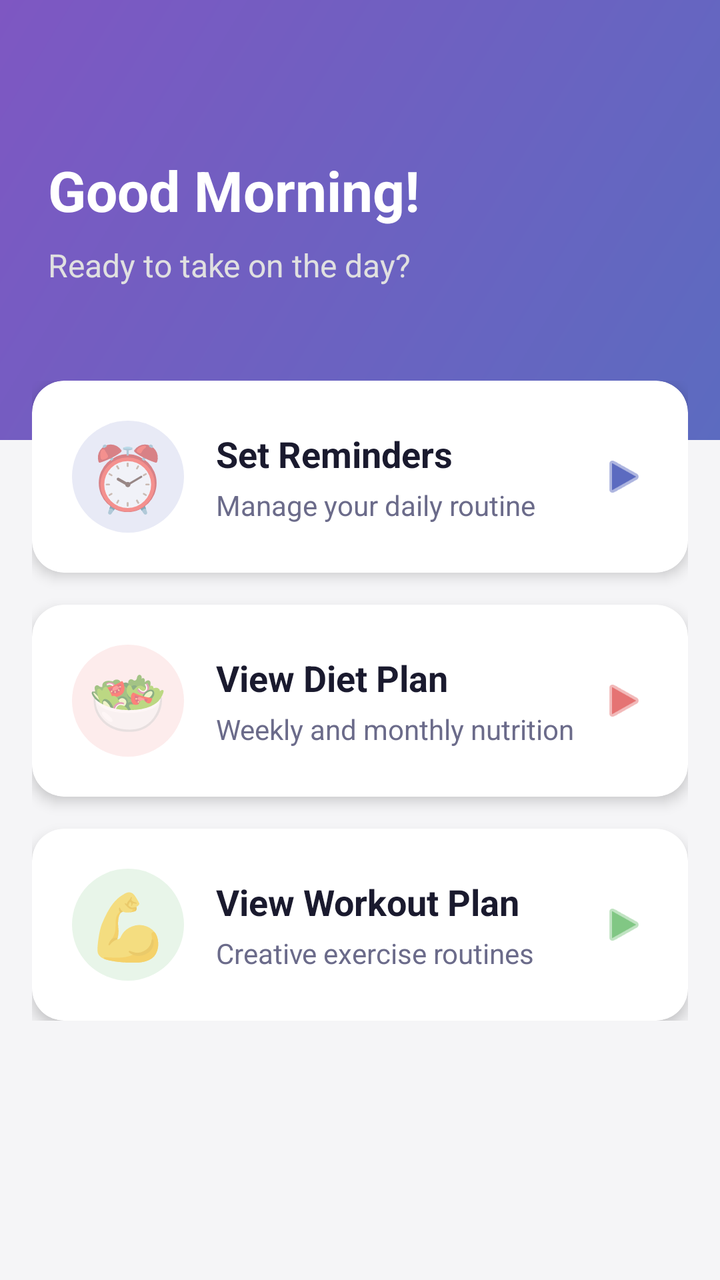
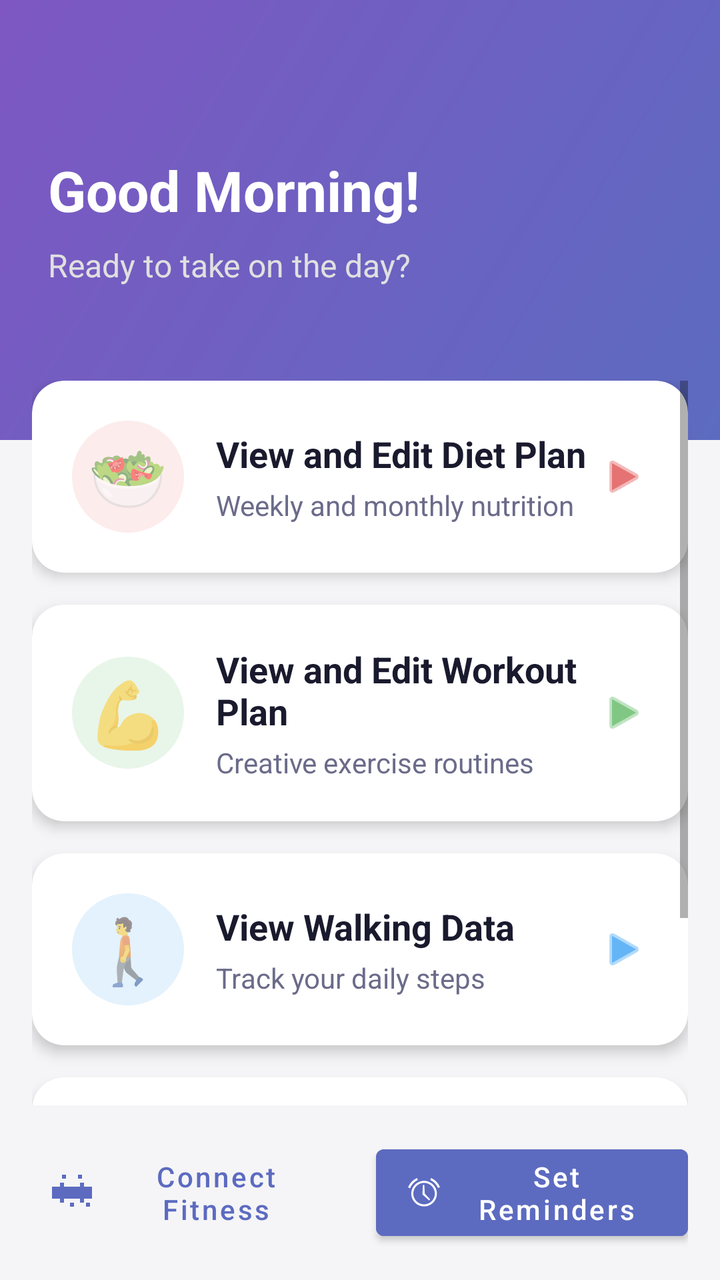

The first picture is an Android layout as it rendered before a commit; the second is the same layout after the commit. The layout source and the unified diff follow.
<!-- AndroidManifest.xml: application theme Theme.DailyRoutine -->
<!-- res/layout/activity_main.xml -->
<?xml version="1.0" encoding="utf-8"?>
<LinearLayout xmlns:android="http://schemas.android.com/apk/res/android"
    xmlns:app="http://schemas.android.com/apk/res-auto"
    android:layout_width="match_parent"
    android:layout_height="match_parent"
    android:orientation="vertical"
    android:background="@color/bgPage">

    
    <LinearLayout
        android:id="@+id/headerLayout"
        android:layout_width="match_parent"
        android:layout_height="220dp"
        android:orientation="vertical"
        android:padding="24dp"
        android:gravity="center_vertical"
        android:background="@drawable/bg_home_header">

        <TextView
            android:id="@+id/tvGreeting"
            android:layout_width="wrap_content"
            android:layout_height="wrap_content"
            android:text="Good Morning!"
            android:textSize="28sp"
            android:textStyle="bold"
            android:textColor="@android:color/white"/>

        <TextView
            android:id="@+id/tvSubGreeting"
            android:layout_width="wrap_content"
            android:layout_height="wrap_content"
            android:layout_marginTop="8dp"
            android:text="Ready to take on the day?"
            android:textSize="16sp"
            android:textColor="#E0E0E0"/>

    </LinearLayout>

    
    <ScrollView
        android:layout_width="match_parent"
        android:layout_height="match_parent"
        android:layout_marginTop="-30dp"
        android:paddingHorizontal="16dp"
        android:clipToPadding="false">

        <LinearLayout
            android:layout_width="match_parent"
            android:layout_height="wrap_content"
            android:orientation="vertical"
            android:paddingBottom="32dp">

            
            <com.google.android.material.card.MaterialCardView
                android:id="@+id/cardReminders"
                android:layout_width="match_parent"
                android:layout_height="wrap_content"
                android:layout_marginBottom="16dp"
                app:cardCornerRadius="16dp"
                app:cardElevation="4dp"
                app:rippleColor="@color/primaryLight">

                <LinearLayout
                    android:layout_width="match_parent"
                    android:layout_height="wrap_content"
                    android:orientation="horizontal"
                    android:padding="20dp"
                    android:gravity="center_vertical">

                    <TextView
                        android:layout_width="56dp"
                        android:layout_height="56dp"
                        android:text="⏰"
                        android:textSize="32sp"
                        android:gravity="center"
                        android:background="@drawable/bg_circle_reminders"/>

                    <LinearLayout
                        android:layout_width="0dp"
                        android:layout_height="wrap_content"
                        android:layout_weight="1"
                        android:layout_marginStart="16dp"
                        android:orientation="vertical">

                        <TextView
                            android:layout_width="wrap_content"
                            android:layout_height="wrap_content"
                            android:text="Set Reminders"
                            android:textSize="18sp"
                            android:textStyle="bold"
                            android:textColor="@color/textPrimary"/>

                        <TextView
                            android:layout_width="wrap_content"
                            android:layout_height="wrap_content"
                            android:layout_marginTop="4dp"
                            android:text="Manage your daily routine"
                            android:textSize="14sp"
                            android:textColor="@color/textSecondary"/>
                    </LinearLayout>

                    <ImageView
                        android:layout_width="24dp"
                        android:layout_height="24dp"
                        android:src="@android:drawable/ic_media_play"
                        android:rotation="0"
                        app:tint="@color/primary"/>

                </LinearLayout>
            </com.google.android.material.card.MaterialCardView>

            
            <com.google.android.material.card.MaterialCardView
                android:id="@+id/cardDiet"
                android:layout_width="match_parent"
                android:layout_height="wrap_content"
                android:layout_marginBottom="16dp"
                app:cardCornerRadius="16dp"
                app:cardElevation="4dp"
                app:rippleColor="#FDECEC">

                <LinearLayout
                    android:layout_width="match_parent"
                    android:layout_height="wrap_content"
                    android:orientation="horizontal"
                    android:padding="20dp"
                    android:gravity="center_vertical">

                    <TextView
                        android:layout_width="56dp"
                        android:layout_height="56dp"
                        android:text="🥗"
                        android:textSize="32sp"
                        android:gravity="center"
                        android:background="@drawable/bg_circle_diet"/>

                    <LinearLayout
                        android:layout_width="0dp"
                        android:layout_height="wrap_content"
                        android:layout_weight="1"
                        android:layout_marginStart="16dp"
                        android:orientation="vertical">

                        <TextView
                            android:layout_width="wrap_content"
                            android:layout_height="wrap_content"
                            android:text="View Diet Plan"
                            android:textSize="18sp"
                            android:textStyle="bold"
                            android:textColor="@color/textPrimary"/>

                        <TextView
                            android:layout_width="wrap_content"
                            android:layout_height="wrap_content"
                            android:layout_marginTop="4dp"
                            android:text="Weekly and monthly nutrition"
                            android:textSize="14sp"
                            android:textColor="@color/textSecondary"/>
                    </LinearLayout>

                    <ImageView
                        android:layout_width="24dp"
                        android:layout_height="24dp"
                        android:src="@android:drawable/ic_media_play"
                        app:tint="#E57373"/>

                </LinearLayout>
            </com.google.android.material.card.MaterialCardView>

            
            <com.google.android.material.card.MaterialCardView
                android:id="@+id/cardWorkout"
                android:layout_width="match_parent"
                android:layout_height="wrap_content"
                app:cardCornerRadius="16dp"
                app:cardElevation="4dp"
                app:rippleColor="#E8F5E9">

                <LinearLayout
                    android:layout_width="match_parent"
                    android:layout_height="wrap_content"
                    android:orientation="horizontal"
                    android:padding="20dp"
                    android:gravity="center_vertical">

                    <TextView
                        android:layout_width="56dp"
                        android:layout_height="56dp"
                        android:text="💪"
                        android:textSize="32sp"
                        android:gravity="center"
                        android:background="@drawable/bg_circle_workout"/>

                    <LinearLayout
                        android:layout_width="0dp"
                        android:layout_height="wrap_content"
                        android:layout_weight="1"
                        android:layout_marginStart="16dp"
                        android:orientation="vertical">

                        <TextView
                            android:layout_width="wrap_content"
                            android:layout_height="wrap_content"
                            android:text="View Workout Plan"
                            android:textSize="18sp"
                            android:textStyle="bold"
                            android:textColor="@color/textPrimary"/>

                        <TextView
                            android:layout_width="wrap_content"
                            android:layout_height="wrap_content"
                            android:layout_marginTop="4dp"
                            android:text="Creative exercise routines"
                            android:textSize="14sp"
                            android:textColor="@color/textSecondary"/>
                    </LinearLayout>

                    <ImageView
                        android:layout_width="24dp"
                        android:layout_height="24dp"
                        android:src="@android:drawable/ic_media_play"
                        app:tint="#81C784"/>

                </LinearLayout>
            </com.google.android.material.card.MaterialCardView>

        </LinearLayout>
    </ScrollView>

</LinearLayout>
<!-- resources referenced by this layout -->
<resources>
  <color name="bgPage">#F5F5F7</color>
  <color name="primary">#5C6BC0</color>
  <color name="primaryLight">#E8EAF6</color>
  <color name="textPrimary">#1A1A2E</color>
  <color name="textSecondary">#6B6B8A</color>
  <!-- drawable bg_circle_diet (drawable) -->
  <?xml version="1.0" encoding="utf-8"?>
  <shape xmlns:android="http://schemas.android.com/apk/res/android"
      android:shape="oval">
      <solid android:color="#FDECEC"/>
  </shape>
  <!-- drawable bg_circle_reminders (drawable) -->
  <?xml version="1.0" encoding="utf-8"?>
  <shape xmlns:android="http://schemas.android.com/apk/res/android"
      android:shape="oval">
      <solid android:color="#E8EAF6"/>
  </shape>
  <!-- drawable bg_circle_workout (drawable) -->
  <?xml version="1.0" encoding="utf-8"?>
  <shape xmlns:android="http://schemas.android.com/apk/res/android"
      android:shape="oval">
      <solid android:color="#E8F5E9"/>
  </shape>
  <!-- drawable bg_home_header (drawable) -->
  <?xml version="1.0" encoding="utf-8"?>
  <shape xmlns:android="http://schemas.android.com/apk/res/android"
      android:shape="rectangle">
      <gradient
          android:angle="135"
          android:startColor="#5C6BC0"
          android:endColor="#7E57C2"
          android:type="linear" />
  </shape>
  <style name="Theme.DailyRoutine" parent="Theme.MaterialComponents.DayNight.NoActionBar">
          <item name="colorPrimary">@color/primary</item>
          <item name="colorPrimaryVariant">@color/primaryDark</item>
          <item name="colorOnPrimary">@android:color/white</item>
          <item name="colorSecondary">@color/accent</item>
          <item name="colorOnSecondary">@android:color/white</item>
          <item name="android:windowBackground">@color/bgPage</item>
          <item name="android:statusBarColor">@color/statusBar</item>
          <item name="android:navigationBarColor">@color/primaryDark</item>
          
          <item name="dialogCornerRadius">16dp</item>
      </style>
  <color name="primaryDark">#3949AB</color>
  <color name="accent">#7E57C2</color>
  <color name="statusBar">#3949AB</color>
</resources>

<!-- the commit's change to res/layout/activity_main.xml (unified diff, before → after) -->
@@ -1,9 +1,8 @@
 <?xml version="1.0" encoding="utf-8"?>
-<LinearLayout xmlns:android="http://schemas.android.com/apk/res/android"
+<androidx.constraintlayout.widget.ConstraintLayout xmlns:android="http://schemas.android.com/apk/res/android"
     xmlns:app="http://schemas.android.com/apk/res-auto"
     android:layout_width="match_parent"
     android:layout_height="match_parent"
-    android:orientation="vertical"
     android:background="@color/bgPage">
 
     
@@ -14,7 +13,8 @@
         android:orientation="vertical"
         android:padding="24dp"
         android:gravity="center_vertical"
-        android:background="@drawable/bg_home_header">
+        android:background="@drawable/bg_home_header"
+        app:layout_constraintTop_toTopOf="parent">
 
         <TextView
             android:id="@+id/tvGreeting"
@@ -38,76 +38,20 @@
 
     
     <ScrollView
+        android:id="@+id/scrollView"
         android:layout_width="match_parent"
-        android:layout_height="match_parent"
+        android:layout_height="0dp"
         android:layout_marginTop="-30dp"
         android:paddingHorizontal="16dp"
-        android:clipToPadding="false">
+        android:clipToPadding="false"
+        app:layout_constraintTop_toBottomOf="@id/headerLayout"
+        app:layout_constraintBottom_toTopOf="@+id/bottomActionsLayout">
 
         <LinearLayout
             android:layout_width="match_parent"
             android:layout_height="wrap_content"
             android:orientation="vertical"
-            android:paddingBottom="32dp">
-
-            
-            <com.google.android.material.card.MaterialCardView
-                android:id="@+id/cardReminders"
-                android:layout_width="match_parent"
-                android:layout_height="wrap_content"
-                android:layout_marginBottom="16dp"
-                app:cardCornerRadius="16dp"
-                app:cardElevation="4dp"
-                app:rippleColor="@color/primaryLight">
-
-                <LinearLayout
-                    android:layout_width="match_parent"
-                    android:layout_height="wrap_content"
-                    android:orientation="horizontal"
-                    android:padding="20dp"
-                    android:gravity="center_vertical">
-
-                    <TextView
-                        android:layout_width="56dp"
-                        android:layout_height="56dp"
-                        android:text="⏰"
-                        android:textSize="32sp"
-                        android:gravity="center"
-                        android:background="@drawable/bg_circle_reminders"/>
-
-                    <LinearLayout
-                        android:layout_width="0dp"
-                        android:layout_height="wrap_content"
-                        android:layout_weight="1"
-                        android:layout_marginStart="16dp"
-                        android:orientation="vertical">
-
-                        <TextView
-                            android:layout_width="wrap_content"
-                            android:layout_height="wrap_content"
-                            android:text="Set Reminders"
-                            android:textSize="18sp"
-                            android:textStyle="bold"
-                            android:textColor="@color/textPrimary"/>
-
-                        <TextView
-                            android:layout_width="wrap_content"
-                            android:layout_height="wrap_content"
-                            android:layout_marginTop="4dp"
-                            android:text="Manage your daily routine"
-                            android:textSize="14sp"
-                            android:textColor="@color/textSecondary"/>
-                    </LinearLayout>
-
-                    <ImageView
-                        android:layout_width="24dp"
-                        android:layout_height="24dp"
-                        android:src="@android:drawable/ic_media_play"
-                        android:rotation="0"
-                        app:tint="@color/primary"/>
-
-                </LinearLayout>
-            </com.google.android.material.card.MaterialCardView>
+            android:paddingBottom="16dp">
 
             
             <com.google.android.material.card.MaterialCardView
@@ -144,7 +88,7 @@
                         <TextView
                             android:layout_width="wrap_content"
                             android:layout_height="wrap_content"
-                            android:text="View Diet Plan"
+                            android:text="View and Edit Diet Plan"
                             android:textSize="18sp"
                             android:textStyle="bold"
                             android:textColor="@color/textPrimary"/>
@@ -172,6 +116,7 @@
                 android:id="@+id/cardWorkout"
                 android:layout_width="match_parent"
                 android:layout_height="wrap_content"
+                android:layout_marginBottom="16dp"
                 app:cardCornerRadius="16dp"
                 app:cardElevation="4dp"
                 app:rippleColor="#E8F5E9">
@@ -201,7 +146,7 @@
                         <TextView
                             android:layout_width="wrap_content"
                             android:layout_height="wrap_content"
-                            android:text="View Workout Plan"
+                            android:text="View and Edit Workout Plan"
                             android:textSize="18sp"
                             android:textStyle="bold"
                             android:textColor="@color/textPrimary"/>
@@ -224,7 +169,162 @@
                 </LinearLayout>
             </com.google.android.material.card.MaterialCardView>
 
+            
+            <com.google.android.material.card.MaterialCardView
+                android:id="@+id/cardWalking"
+                android:layout_width="match_parent"
+                android:layout_height="wrap_content"
+                android:layout_marginBottom="16dp"
+                app:cardCornerRadius="16dp"
+                app:cardElevation="4dp"
+                app:rippleColor="#E3F2FD">
+
+                <LinearLayout
+                    android:layout_width="match_parent"
+                    android:layout_height="wrap_content"
+                    android:orientation="horizontal"
+                    android:padding="20dp"
+                    android:gravity="center_vertical">
+
+                    <TextView
+                        android:layout_width="56dp"
+                        android:layout_height="56dp"
+                        android:text="🚶"
+                        android:textSize="32sp"
+                        android:gravity="center"
+                        android:background="@drawable/bg_circle_water"/>
+
+                    <LinearLayout
+                        android:layout_width="0dp"
+                        android:layout_height="wrap_content"
+                        android:layout_weight="1"
+                        android:layout_marginStart="16dp"
+                        android:orientation="vertical">
+
+                        <TextView
+                            android:layout_width="wrap_content"
+                            android:layout_height="wrap_content"
+                            android:text="View Walking Data"
+                            android:textSize="18sp"
+                            android:textStyle="bold"
+                            android:textColor="@color/textPrimary"/>
+
+                        <TextView
+                            android:layout_width="wrap_content"
+                            android:layout_height="wrap_content"
+                            android:layout_marginTop="4dp"
+                            android:text="Track your daily steps"
+                            android:textSize="14sp"
+                            android:textColor="@color/textSecondary"/>
+                    </LinearLayout>
+
+                    <ImageView
+                        android:layout_width="24dp"
+                        android:layout_height="24dp"
+                        android:src="@android:drawable/ic_media_play"
+                        app:tint="#64B5F6"/>
+
+                </LinearLayout>
+            </com.google.android.material.card.MaterialCardView>
+
+            
+            <com.google.android.material.card.MaterialCardView
+                android:id="@+id/cardSleep"
+                android:layout_width="match_parent"
+                android:layout_height="wrap_content"
+                android:layout_marginBottom="16dp"
+                app:cardCornerRadius="16dp"
+                app:cardElevation="4dp"
+                app:rippleColor="#F3E5F5">
+
+                <LinearLayout
+                    android:layout_width="match_parent"
+                    android:layout_height="wrap_content"
+                    android:orientation="horizontal"
+                    android:padding="20dp"
+                    android:gravity="center_vertical">
+
+                    <TextView
+                        android:layout_width="56dp"
+                        android:layout_height="56dp"
+                        android:text="😴"
+                        android:textSize="32sp"
+                        android:gravity="center"
+                        android:background="@drawable/bg_circle_reminders"/>
+
+                    <LinearLayout
+                        android:layout_width="0dp"
+                        android:layout_height="wrap_content"
+                        android:layout_weight="1"
+                        android:layout_marginStart="16dp"
+                        android:orientation="vertical">
+
+                        <TextView
+                            android:layout_width="wrap_content"
+                            android:layout_height="wrap_content"
+                            android:text="View Sleep Tracking Data"
+                            android:textSize="18sp"
+                            android:textStyle="bold"
+                            android:textColor="@color/textPrimary"/>
+
+                        <TextView
+                            android:layout_width="wrap_content"
+                            android:layout_height="wrap_content"
+                            android:layout_marginTop="4dp"
+                            android:text="Monitor your sleep patterns"
+                            android:textSize="14sp"
+                            android:textColor="@color/textSecondary"/>
+                    </LinearLayout>
+
+                    <ImageView
+                        android:layout_width="24dp"
+                        android:layout_height="24dp"
+                        android:src="@android:drawable/ic_media_play"
+                        app:tint="#BA68C8"/>
+
+                </LinearLayout>
+            </com.google.android.material.card.MaterialCardView>
+
         </LinearLayout>
     </ScrollView>
 
-</LinearLayout>
+    
+    <LinearLayout
+        android:id="@+id/bottomActionsLayout"
+        android:layout_width="match_parent"
+        android:layout_height="wrap_content"
+        android:orientation="horizontal"
+        android:padding="16dp"
+        app:layout_constraintBottom_toBottomOf="parent">
+
+        
+        <com.google.android.material.button.MaterialButton
+            android:id="@+id/btnConnectFitness"
+            style="@style/Widget.MaterialComponents.Button.TextButton"
+            android:layout_width="0dp"
+            android:layout_height="wrap_content"
+            android:layout_weight="1"
+            android:text="Connect Fitness"
+            app:icon="@drawable/ic_fitness_center"
+            android:textColor="@color/primary"
+            android:textAllCaps="false"/>
+
+        <Space
+            android:layout_width="16dp"
+            android:layout_height="wrap_content"/>
+
+        
+        <com.google.android.material.button.MaterialButton
+            android:id="@+id/btnSetReminders"
+            android:layout_width="0dp"
+            android:layout_height="wrap_content"
+            android:layout_weight="1"
+            android:text="Set Reminders"
+            app:icon="@android:drawable/ic_lock_idle_alarm"
+            android:backgroundTint="@color/primary"
+            android:textColor="@android:color/white"
+            android:textAllCaps="false"/>
+
+    </LinearLayout>
+
+</androidx.constraintlayout.widget.ConstraintLayout>
<!-- resource entries referenced after the edit -->
@@ -2,7 +2,6 @@
 <resources>
   <color name="bgPage">#F5F5F7</color>
   <color name="primary">#5C6BC0</color>
-  <color name="primaryLight">#E8EAF6</color>
   <color name="textPrimary">#1A1A2E</color>
   <color name="textSecondary">#6B6B8A</color>
   <!-- drawable bg_circle_diet (drawable) -->
@@ -16,6 +15,12 @@
   <shape xmlns:android="http://schemas.android.com/apk/res/android"
       android:shape="oval">
       <solid android:color="#E8EAF6"/>
+  </shape>
+  <!-- drawable bg_circle_water (drawable) -->
+  <?xml version="1.0" encoding="utf-8"?>
+  <shape xmlns:android="http://schemas.android.com/apk/res/android"
+      android:shape="oval">
+      <solid android:color="#E3F2FD"/>
   </shape>
   <!-- drawable bg_circle_workout (drawable) -->
   <?xml version="1.0" encoding="utf-8"?>
@@ -33,6 +38,16 @@
           android:endColor="#7E57C2"
           android:type="linear" />
   </shape>
+  <!-- drawable ic_fitness_center (drawable) -->
+  <vector xmlns:android="http://schemas.android.com/apk/res/android"
+      android:width="24dp"
+      android:height="24dp"
+      android:viewportWidth="24"
+      android:viewportHeight="24">
+    <path
+        android:fillColor="#FF000000"
+        android:pathData="M7,5h2L9,3L7,3L7,5zM15,5h2L17,3h-2L15,5zM11,19h2v-2h-2L11,19zM19,19h2v-2h-2L19,19zM22,9h-4L18,7h-2L16,9L8,9L8,7L6,7L6,9L2,9L2,15h4L6,17h2L8,15h8L16,17h2L18,15h4L22,9z"/>
+  </vector>
   <style name="Theme.DailyRoutine" parent="Theme.MaterialComponents.DayNight.NoActionBar">
           <item name="colorPrimary">@color/primary</item>
           <item name="colorPrimaryVariant">@color/primaryDark</item>
